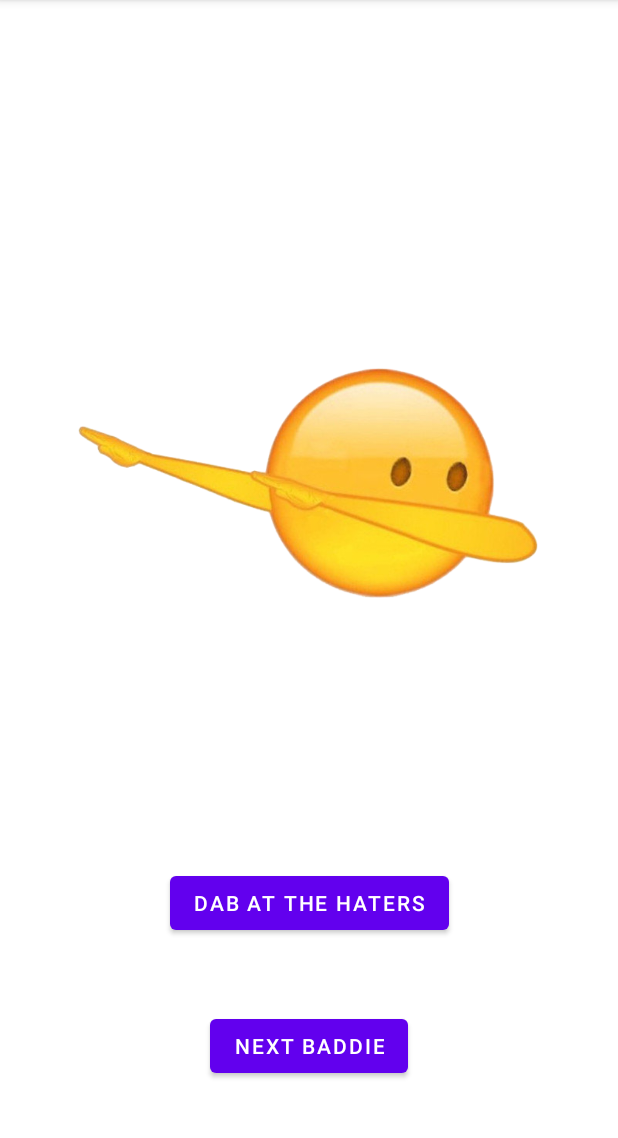
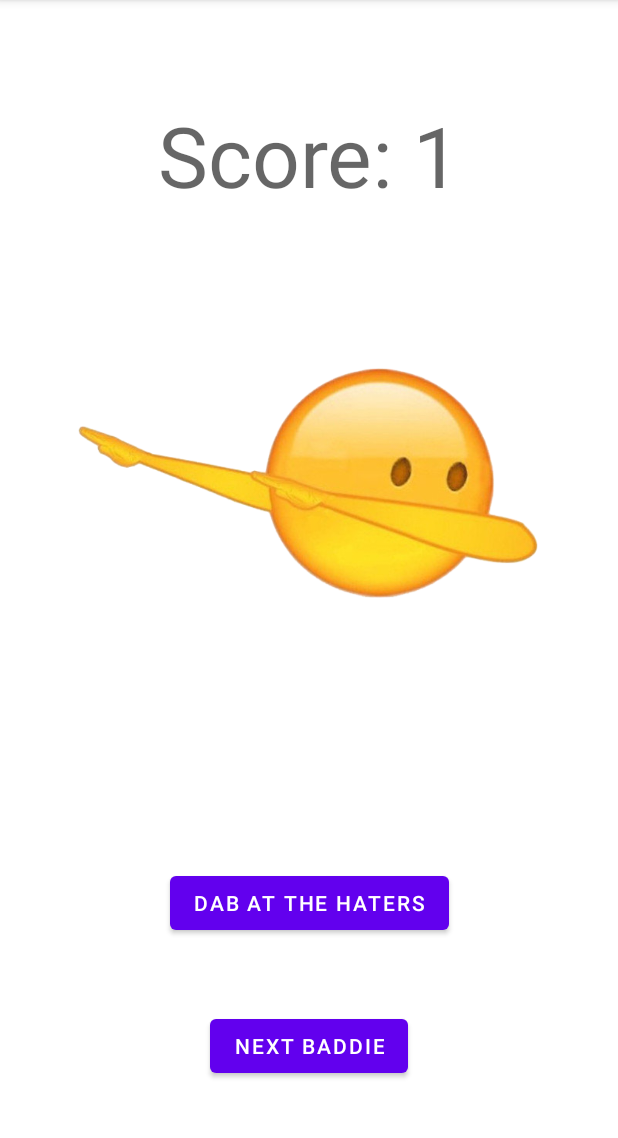
Before and after one commit to SSSam/EpicBaddieGamer, an Android app: the screen it shows after launch (MainActivity), after a tap on "DAB AT THE HATERS", on a phone screen of 412 x 824 dp, the part 84-1222 px from its top. Run offline under Robolectric (Android 15) with nearby library versions, the phone set to English and light mode, and no system bars.

Commit message:
score counter for dabs

```diff
--- a/EpicDab/app/src/main/java/com/epicbaddiegamer/epicdab/MainActivity.java
+++ b/EpicDab/app/src/main/java/com/epicbaddiegamer/epicdab/MainActivity.java
@@ -6,6 +6,8 @@ import android.util.Log;
 import android.view.View;
 import android.widget.Button;
 import android.widget.ImageView;
+import android.widget.TextView;
+
 import androidx.appcompat.app.AppCompatActivity;
 
 
@@ -15,6 +17,8 @@ public class MainActivity extends AppCompatActivity {
     private  Button left_right_dab;
     private int current_image_alt=0;
     private int change_image=0;
+    public int clickCount = 0;
+    private TextView countTextBox;
     int[][] images={
 
         {R.drawable.emoji_left, R.drawable.emoji_right},
@@ -45,6 +49,11 @@ public class MainActivity extends AppCompatActivity {
                 new View.OnClickListener(){
                     @Override
                     public void onClick(View view){
+                        clickCount++;
+                        countTextBox=findViewById(R.id.textView);
+                        String clicks = String.valueOf(clickCount);
+                        countTextBox.setText("Score: " + clicks);
+
                         current_image_alt++;
                         current_image_alt=current_image_alt % 2;
                         Log.i("MyApp","currentimg,left right");
--- a/EpicDab/app/src/main/res/layout/activity_main.xml
+++ b/EpicDab/app/src/main/res/layout/activity_main.xml
@@ -31,4 +31,15 @@
             app:layout_constraintStart_toStartOf="parent"
             app:layout_constraintTop_toBottomOf="@+id/dabButton"/>
 
+    <TextView
+        android:id="@+id/textView"
+        android:layout_width="329dp"
+        android:layout_height="95dp"
+        android:gravity="center|center_horizontal"
+        android:text="Score: 0"
+        android:textAppearance="@style/TextAppearance.AppCompat.Display3"
+        app:layout_constraintEnd_toEndOf="parent"
+        app:layout_constraintStart_toStartOf="parent"
+        tools:layout_editor_absoluteY="-1dp" />
+
 </androidx.constraintlayout.widget.ConstraintLayout>
```
